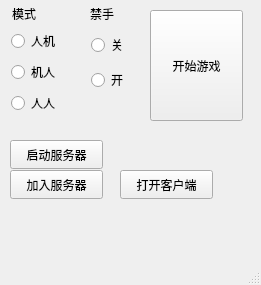
The window that mainwindow.ui (w1049/Gobang) describes before a commit, drawn with Qt 5.
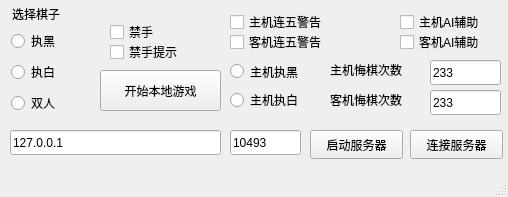
The same window after the commit.

```diff
--- a/mainwindow.ui
+++ b/mainwindow.ui
@@ -6,8 +6,8 @@
    <rect>
     <x>0</x>
     <y>0</y>
-    <width>261</width>
-    <height>285</height>
+    <width>508</width>
+    <height>197</height>
    </rect>
   </property>
   <property name="windowTitle">
@@ -19,72 +19,33 @@
      <rect>
       <x>12</x>
       <y>4</y>
-      <width>30</width>
+      <width>71</width>
       <height>20</height>
      </rect>
     </property>
     <property name="text">
-     <string>模式</string>
-    </property>
-   </widget>
-   <widget class="QLabel" name="label_2">
-    <property name="geometry">
-     <rect>
-      <x>90</x>
-      <y>4</y>
-      <width>30</width>
-      <height>20</height>
-     </rect>
-    </property>
-    <property name="text">
-     <string>禁手</string>
+     <string>选择棋子</string>
     </property>
    </widget>
    <widget class="QPushButton" name="pushButton">
     <property name="geometry">
      <rect>
-      <x>150</x>
-      <y>10</y>
-      <width>93</width>
-      <height>111</height>
+      <x>100</x>
+      <y>70</y>
+      <width>121</width>
+      <height>41</height>
      </rect>
     </property>
     <property name="text">
-     <string>开始游戏</string>
+     <string>开始本地游戏</string>
     </property>
    </widget>
-   <widget class="QWidget" name="layoutWidget">
-    <property name="geometry">
-     <rect>
-      <x>91</x>
-      <y>28</y>
-      <width>44</width>
-      <height>71</height>
-     </rect>
-    </property>
-    <layout class="QVBoxLayout" name="verticalLayout_2">
-     <item>
-      <widget class="QRadioButton" name="Mode_0">
-       <property name="text">
-        <string>关</string>
-       </property>
-      </widget>
-     </item>
-     <item>
-      <widget class="QRadioButton" name="Mode_1">
-       <property name="text">
-        <string>开</string>
-       </property>
-      </widget>
-     </item>
-    </layout>
-   </widget>
    <widget class="QWidget" name="layoutWidget">
     <property name="geometry">
      <rect>
       <x>11</x>
       <y>28</y>
-      <width>70</width>
+      <width>89</width>
       <height>88</height>
      </rect>
     </property>
@@ -92,21 +53,21 @@
      <item>
       <widget class="QRadioButton" name="Type_1">
        <property name="text">
-        <string>人机</string>
+        <string>执黑</string>
        </property>
       </widget>
      </item>
      <item>
       <widget class="QRadioButton" name="Type_2">
        <property name="text">
-        <string>机人</string>
+        <string>执白</string>
        </property>
       </widget>
      </item>
      <item>
       <widget class="QRadioButton" name="Type_3">
        <property name="text">
-        <string>人人</string>
+        <string>双人</string>
        </property>
       </widget>
      </item>
@@ -115,8 +76,8 @@
    <widget class="QPushButton" name="pushButton_2">
     <property name="geometry">
      <rect>
-      <x>10</x>
-      <y>140</y>
+      <x>310</x>
+      <y>130</y>
       <width>93</width>
       <height>29</height>
      </rect>
@@ -125,32 +86,201 @@
      <string>启动服务器</string>
     </property>
    </widget>
-   <widget class="QPushButton" name="pushButton_3">
-    <property name="geometry">
-     <rect>
-      <x>10</x>
-      <y>170</y>
-      <width>93</width>
-      <height>29</height>
-     </rect>
-    </property>
-    <property name="text">
-     <string>加入服务器</string>
-    </property>
-   </widget>
    <widget class="QPushButton" name="pushButton_4">
     <property name="geometry">
      <rect>
-      <x>120</x>
-      <y>170</y>
+      <x>410</x>
+      <y>130</y>
       <width>93</width>
       <height>29</height>
      </rect>
     </property>
     <property name="text">
-     <string>打开客户端</string>
+     <string>连接服务器</string>
     </property>
    </widget>
+   <widget class="QLineEdit" name="hostLineEdit">
+    <property name="geometry">
+     <rect>
+      <x>10</x>
+      <y>130</y>
+      <width>211</width>
+      <height>25</height>
+     </rect>
+    </property>
+    <property name="text">
+     <string>127.0.0.1</string>
+    </property>
+   </widget>
+   <widget class="QLineEdit" name="portLineEdit">
+    <property name="geometry">
+     <rect>
+      <x>230</x>
+      <y>130</y>
+      <width>71</width>
+      <height>25</height>
+     </rect>
+    </property>
+    <property name="text">
+     <string>10493</string>
+    </property>
+   </widget>
+   <widget class="QCheckBox" name="win1CheckBox">
+    <property name="geometry">
+     <rect>
+      <x>230</x>
+      <y>10</y>
+      <width>121</width>
+      <height>24</height>
+     </rect>
+    </property>
+    <property name="text">
+     <string>主机连五警告</string>
+    </property>
+   </widget>
+   <widget class="QCheckBox" name="win2CheckBox">
+    <property name="geometry">
+     <rect>
+      <x>230</x>
+      <y>30</y>
+      <width>121</width>
+      <height>24</height>
+     </rect>
+    </property>
+    <property name="text">
+     <string>客机连五警告</string>
+    </property>
+   </widget>
+   <widget class="QCheckBox" name="ai1CheckBox">
+    <property name="geometry">
+     <rect>
+      <x>400</x>
+      <y>10</y>
+      <width>98</width>
+      <height>24</height>
+     </rect>
+    </property>
+    <property name="text">
+     <string>主机AI辅助</string>
+    </property>
+   </widget>
+   <widget class="QCheckBox" name="ai2CheckBox">
+    <property name="geometry">
+     <rect>
+      <x>400</x>
+      <y>30</y>
+      <width>98</width>
+      <height>24</height>
+     </rect>
+    </property>
+    <property name="text">
+     <string>客机AI辅助</string>
+    </property>
+   </widget>
+   <widget class="QCheckBox" name="banCheckBox">
+    <property name="geometry">
+     <rect>
+      <x>110</x>
+      <y>20</y>
+      <width>98</width>
+      <height>24</height>
+     </rect>
+    </property>
+    <property name="text">
+     <string>禁手</string>
+    </property>
+   </widget>
+   <widget class="QCheckBox" name="infoBanCheckBox">
+    <property name="geometry">
+     <rect>
+      <x>110</x>
+      <y>40</y>
+      <width>98</width>
+      <height>24</height>
+     </rect>
+    </property>
+    <property name="text">
+     <string>禁手提示</string>
+    </property>
+   </widget>
+   <widget class="QLineEdit" name="undo1LineEdit">
+    <property name="geometry">
+     <rect>
+      <x>430</x>
+      <y>60</y>
+      <width>71</width>
+      <height>25</height>
+     </rect>
+    </property>
+    <property name="text">
+     <string>233</string>
+    </property>
+   </widget>
+   <widget class="QLineEdit" name="undo2LineEdit">
+    <property name="geometry">
+     <rect>
+      <x>430</x>
+      <y>90</y>
+      <width>71</width>
+      <height>25</height>
+     </rect>
+    </property>
+    <property name="text">
+     <string>233</string>
+    </property>
+   </widget>
+   <widget class="QLabel" name="label_3">
+    <property name="geometry">
+     <rect>
+      <x>330</x>
+      <y>90</y>
+      <width>91</width>
+      <height>20</height>
+     </rect>
+    </property>
+    <property name="text">
+     <string>客机悔棋次数</string>
+    </property>
+   </widget>
+   <widget class="QLabel" name="label_4">
+    <property name="geometry">
+     <rect>
+      <x>330</x>
+      <y>60</y>
+      <width>91</width>
+      <height>20</height>
+     </rect>
+    </property>
+    <property name="text">
+     <string>主机悔棋次数</string>
+    </property>
+   </widget>
+   <widget class="QWidget" name="">
+    <property name="geometry">
+     <rect>
+      <x>230</x>
+      <y>60</y>
+      <width>101</width>
+      <height>51</height>
+     </rect>
+    </property>
+    <layout class="QVBoxLayout" name="verticalLayout_2">
+     <item>
+      <widget class="QRadioButton" name="Type_4">
+       <property name="text">
+        <string>主机执黑</string>
+       </property>
+      </widget>
+     </item>
+     <item>
+      <widget class="QRadioButton" name="Type_5">
+       <property name="text">
+        <string>主机执白</string>
+       </property>
+      </widget>
+     </item>
+    </layout>
+   </widget>
   </widget>
   <widget class="QMenuBar" name="menubar">
    <property name="geometry">
```
Left out of the diff: 4 changed lines with no effect on the pictures.
